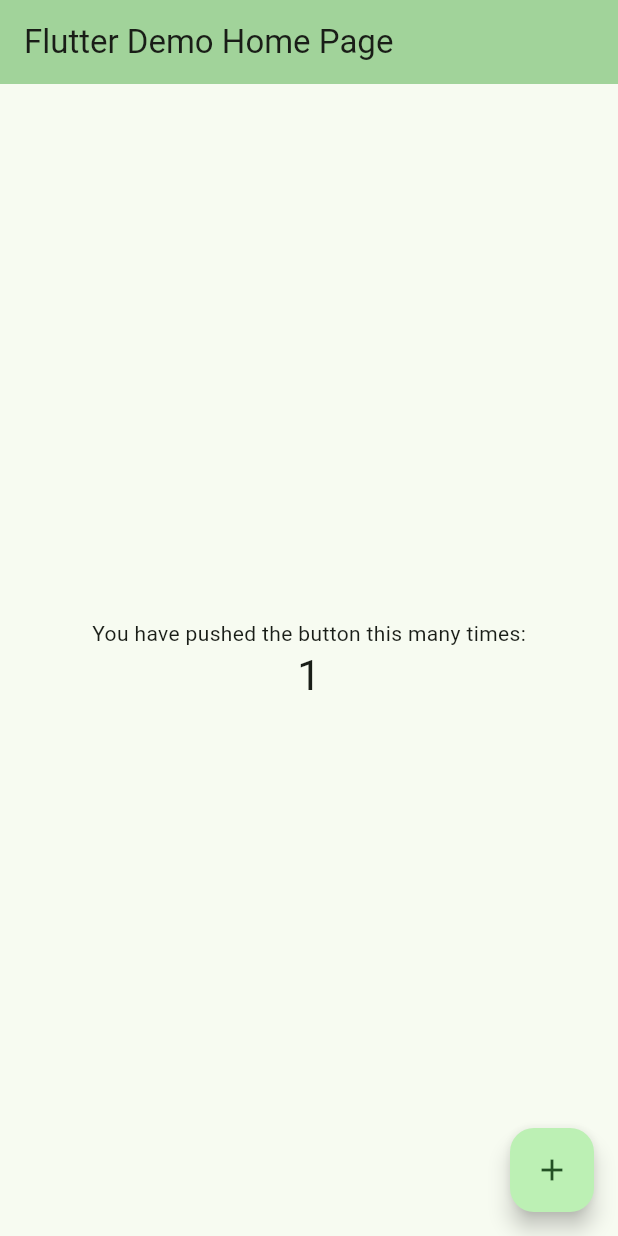
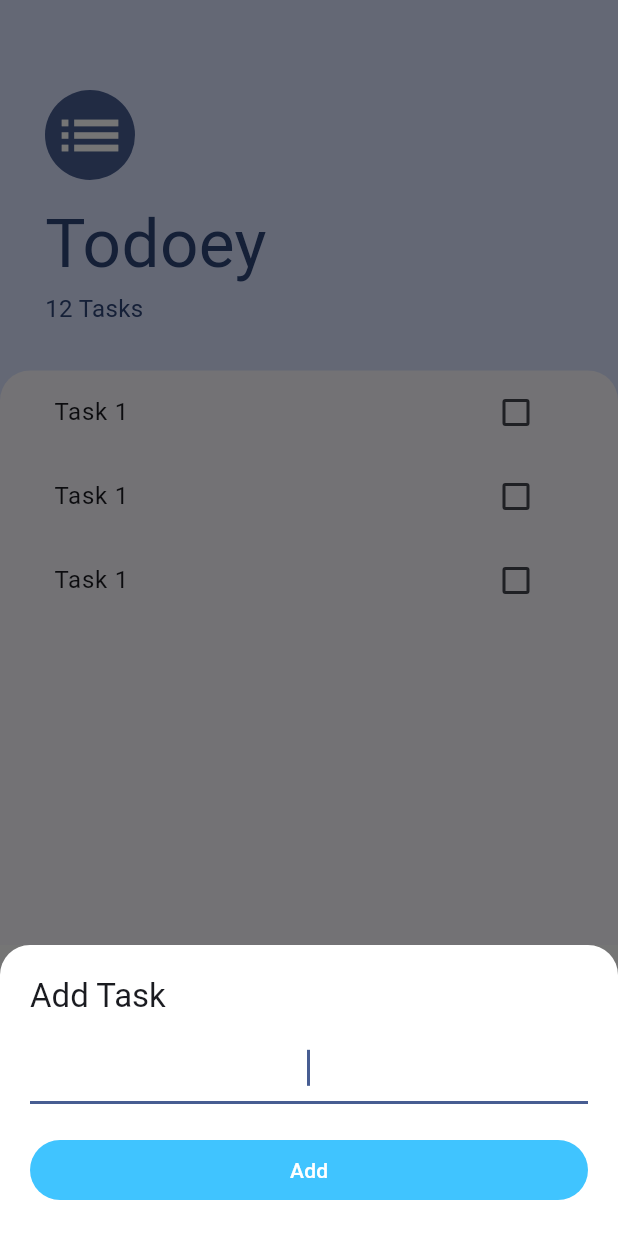
Before and after one commit to bluestemso/todoey_foo, a Flutter app: the screen it shows after launch, after a tap on the "add" icon, on a phone screen of 412 x 824 dp. Run offline on Flutter 3.47's test engine with Material 3 defaults, Android fonts, the phone set to English and light mode, and no system bars.

Commit message:
Set up initial app structure with TasksScreen

```diff
--- a/lib/main.dart
+++ b/lib/main.dart
@@ -1,4 +1,5 @@
 import 'package:flutter/material.dart';
+import 'package:todoey_foo/screens/tasks_screen.dart';
 
 void main() {
   runApp(const MyApp());
@@ -11,112 +12,11 @@ class MyApp extends StatelessWidget {
   @override
   Widget build(BuildContext context) {
     return MaterialApp(
-      title: 'Flutter Demo',
+      title: 'Todoey Foo',
       theme: ThemeData(
-        // This is the theme of your application.
-        //
-        // TRY THIS: Try running your application with "flutter run". You'll see
-        // the application has a purple toolbar. Then, without quitting the app,
-        // try changing the seedColor in the colorScheme below to Colors.green
-        // and then invoke "hot reload" (save your changes or press the "hot
-        // reload" button in a Flutter-supported IDE, or press "r" if you used
-        // the command line to start the app).
-        //
-        // Notice that the counter didn't reset back to zero; the application
-        // state is not lost during the reload. To reset the state, use hot
-        // restart instead.
-        //
-        // This works for code too, not just values: Most code changes can be
-        // tested with just a hot reload.
-        colorScheme: ColorScheme.fromSeed(seedColor: Colors.green),
+        colorScheme: ColorScheme.fromSeed(seedColor: Colors.blue.shade900),
       ),
-      home: const MyHomePage(title: 'Flutter Demo Home Page'),
+      home: const TasksScreen(),
     );
   }
 }
-
-class MyHomePage extends StatefulWidget {
-  const MyHomePage({super.key, required this.title});
-
-  // This widget is the home page of your application. It is stateful, meaning
-  // that it has a State object (defined below) that contains fields that affect
-  // how it looks.
-
-  // This class is the configuration for the state. It holds the values (in this
-  // case the title) provided by the parent (in this case the App widget) and
-  // used by the build method of the State. Fields in a Widget subclass are
-  // always marked "final".
-
-  final String title;
-
-  @override
-  State<MyHomePage> createState() => _MyHomePageState();
-}
-
-class _MyHomePageState extends State<MyHomePage> {
-  int _counter = 0;
-
-  void _incrementCounter() {
-    setState(() {
-      // This call to setState tells the Flutter framework that something has
-      // changed in this State, which causes it to rerun the build method below
-      // so that the display can reflect the updated values. If we changed
-      // _counter without calling setState(), then the build method would not be
-      // called again, and so nothing would appear to happen.
-      _counter++;
-    });
-  }
-
-  @override
-  Widget build(BuildContext context) {
-    // This method is rerun every time setState is called, for instance as done
-    // by the _incrementCounter method above.
-    //
-    // The Flutter framework has been optimized to make rerunning build methods
-    // fast, so that you can just rebuild anything that needs updating rather
-    // than having to individually change instances of widgets.
-    return Scaffold(
-      appBar: AppBar(
-        // TRY THIS: Try changing the color here to a specific color (to
-        // Colors.amber, perhaps?) and trigger a hot reload to see the AppBar
-        // change color while the other colors stay the same.
-        backgroundColor: Theme.of(context).colorScheme.inversePrimary,
-        // Here we take the value from the MyHomePage object that was created by
-        // the App.build method, and use it to set our appbar title.
-        title: Text(widget.title),
-      ),
-      body: Center(
-        // Center is a layout widget. It takes a single child and positions it
-        // in the middle of the parent.
-        child: Column(
-          // Column is also a layout widget. It takes a list of children and
-          // arranges them vertically. By default, it sizes itself to fit its
-          // children horizontally, and tries to be as tall as its parent.
-          //
-          // Column has various properties to control how it sizes itself and
-          // how it positions its children. Here we use mainAxisAlignment to
-          // center the children vertically; the main axis here is the vertical
-          // axis because Columns are vertical (the cross axis would be
-          // horizontal).
-          //
-          // TRY THIS: Invoke "debug painting" (choose the "Toggle Debug Paint"
-          // action in the IDE, or press "p" in the console), to see the
-          // wireframe for each widget.
-          mainAxisAlignment: MainAxisAlignment.center,
-          children: <Widget>[
-            const Text('You have pushed the button this many times:'),
-            Text(
-              '$_counter',
-              style: Theme.of(context).textTheme.headlineMedium,
-            ),
-          ],
-        ),
-      ),
-      floatingActionButton: FloatingActionButton(
-        onPressed: _incrementCounter,
-        tooltip: 'Increment',
-        child: const Icon(Icons.add),
-      ), // This trailing comma makes auto-formatting nicer for build methods.
-    );
-  }
-}
--- /dev/null
+++ b/lib/screens/add_task_screen.dart
@@ -0,0 +1,41 @@
+import 'package:flutter/material.dart';
+
+class AddTaskScreen extends StatelessWidget {
+  const AddTaskScreen({super.key});
+
+  @override
+  Widget build(BuildContext context) {
+    return Container(
+      color: const Color(0xff757575),
+      child: Container(
+        padding: const EdgeInsets.all(20.0),
+        decoration: const BoxDecoration(
+          color: Colors.white,
+          borderRadius: BorderRadius.only(
+            topLeft: Radius.circular(20.0),
+            topRight: Radius.circular(20.0),
+          ),
+        ),
+        child: SingleChildScrollView(
+          child: Column(
+            crossAxisAlignment: CrossAxisAlignment.stretch,
+            children: [
+              Text('Add Task', style: Theme.of(context).textTheme.titleLarge),
+              const SizedBox(height: 10.0),
+              TextField(autofocus: true, textAlign: TextAlign.center),
+              const SizedBox(height: 20.0),
+              TextButton(
+                style: TextButton.styleFrom(
+                  backgroundColor: Colors.lightBlueAccent,
+                  foregroundColor: Colors.white,
+                ),
+                onPressed: () {},
+                child: const Text('Add'),
+              ),
+            ],
+          ),
+        ),
+      ),
+    );
+  }
+}
--- /dev/null
+++ b/lib/screens/tasks_screen.dart
@@ -0,0 +1,92 @@
+import 'package:flutter/material.dart';
+import 'package:todoey_foo/widgets/task_tile.dart';
+import 'package:todoey_foo/widgets/tasks_list.dart';
+import 'package:todoey_foo/screens/add_task_screen.dart';
+
+class TasksScreen extends StatelessWidget {
+  const TasksScreen({super.key});
+
+  @override
+  Widget build(BuildContext context) {
+    return Scaffold(
+      backgroundColor: Theme.of(context).colorScheme.primaryContainer,
+      floatingActionButton: Padding(
+        padding: const EdgeInsets.all(20.0),
+        child: FloatingActionButton(
+          onPressed: () {
+            showModalBottomSheet(
+              isScrollControlled: true,
+              context: context,
+              builder:
+                  (context) => Padding(
+                    padding: EdgeInsets.only(
+                      bottom: MediaQuery.of(context).viewInsets.bottom,
+                    ),
+                    child: const AddTaskScreen(),
+                  ),
+            );
+          },
+          child: const Icon(Icons.add),
+        ),
+      ),
+      body: Column(
+        crossAxisAlignment: CrossAxisAlignment.start,
+        children: [
+          Container(
+            padding: const EdgeInsets.only(
+              top: 60.0,
+              left: 30.0,
+              right: 30.0,
+              bottom: 30.0,
+            ),
+            child: Column(
+              crossAxisAlignment: CrossAxisAlignment.start,
+              children: [
+                CircleAvatar(
+                  backgroundColor: Theme.of(context).colorScheme.primary,
+                  radius: 30.0,
+                  child: Icon(
+                    Icons.list,
+                    size: 50.0,
+                    color: Theme.of(context).colorScheme.onPrimary,
+                  ),
+                ),
+                const SizedBox(height: 10.0),
+                Text(
+                  'Todoey',
+                  style: TextStyle(
+                    color: Theme.of(context).colorScheme.onPrimaryContainer,
+                    fontSize:
+                        Theme.of(context).textTheme.displayMedium?.fontSize,
+                    fontWeight:
+                        Theme.of(context).textTheme.displayMedium?.fontWeight,
+                  ),
+                ),
+                Text(
+                  '12 Tasks',
+                  style: TextStyle(
+                    color: Theme.of(context).colorScheme.onPrimaryContainer,
+                    fontSize: Theme.of(context).textTheme.titleMedium?.fontSize,
+                  ),
+                ),
+              ],
+            ),
+          ),
+          Expanded(
+            child: Container(
+              padding: const EdgeInsets.symmetric(horizontal: 20.0),
+              decoration: BoxDecoration(
+                color: Theme.of(context).colorScheme.surface,
+                borderRadius: BorderRadius.only(
+                  topLeft: Radius.circular(20.0),
+                  topRight: Radius.circular(20.0),
+                ),
+              ),
+              child: TasksList(),
+            ),
+          ),
+        ],
+      ),
+    );
+  }
+}
--- /dev/null
+++ b/lib/widgets/task_tile.dart
@@ -0,0 +1,52 @@
+import 'package:flutter/material.dart';
+
+class TaskTile extends StatefulWidget {
+  const TaskTile({super.key});
+
+  @override
+  State<TaskTile> createState() => _TaskTileState();
+}
+
+class _TaskTileState extends State<TaskTile> {
+  bool isChecked = false;
+
+  @override
+  Widget build(BuildContext context) {
+    return ListTile(
+      title: Text(
+        'Task 1',
+        style: TextStyle(
+          decoration: isChecked ? TextDecoration.lineThrough : TextDecoration.none,
+        ),
+      ),
+      trailing: TaskCheckbox(
+        isChecked: isChecked,
+        onChanged: (newValue) {
+          setState(() {
+            isChecked = newValue ?? false;
+          });
+        },
+      ),
+    );
+  }
+}
+
+class TaskCheckbox extends StatelessWidget {
+  const TaskCheckbox({
+    super.key,
+    required this.isChecked,
+    required this.onChanged,
+  });
+
+  final bool isChecked;
+  final void Function(bool?) onChanged;
+
+  @override
+  Widget build(BuildContext context) {
+    return Checkbox(
+      activeColor: Theme.of(context).colorScheme.primary,
+      value: isChecked,
+      onChanged: onChanged,
+    );
+  }
+}
--- /dev/null
+++ b/lib/widgets/tasks_list.dart
@@ -0,0 +1,17 @@
+import 'package:flutter/material.dart';
+import 'package:todoey_foo/widgets/task_tile.dart';
+
+class TasksList extends StatelessWidget {
+  const TasksList({super.key});
+
+  @override
+  Widget build(BuildContext context) {
+    return ListView(
+      children: [
+        TaskTile(),
+        TaskTile(),
+        TaskTile(),
+      ],
+    );
+  }
+}
```
